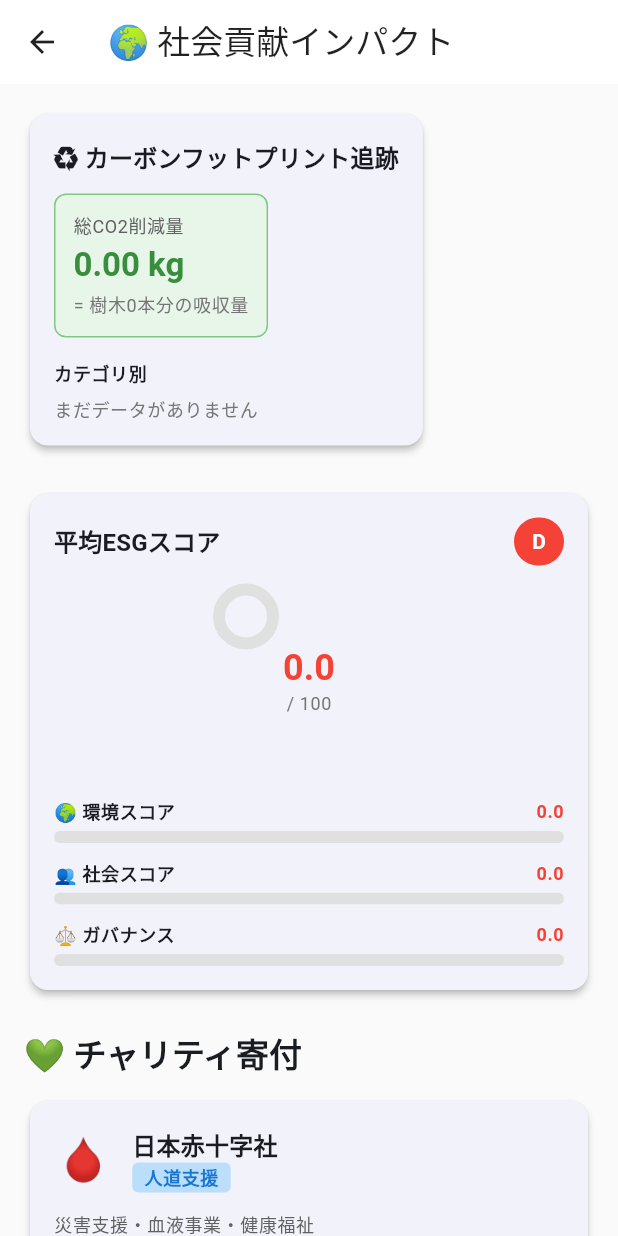
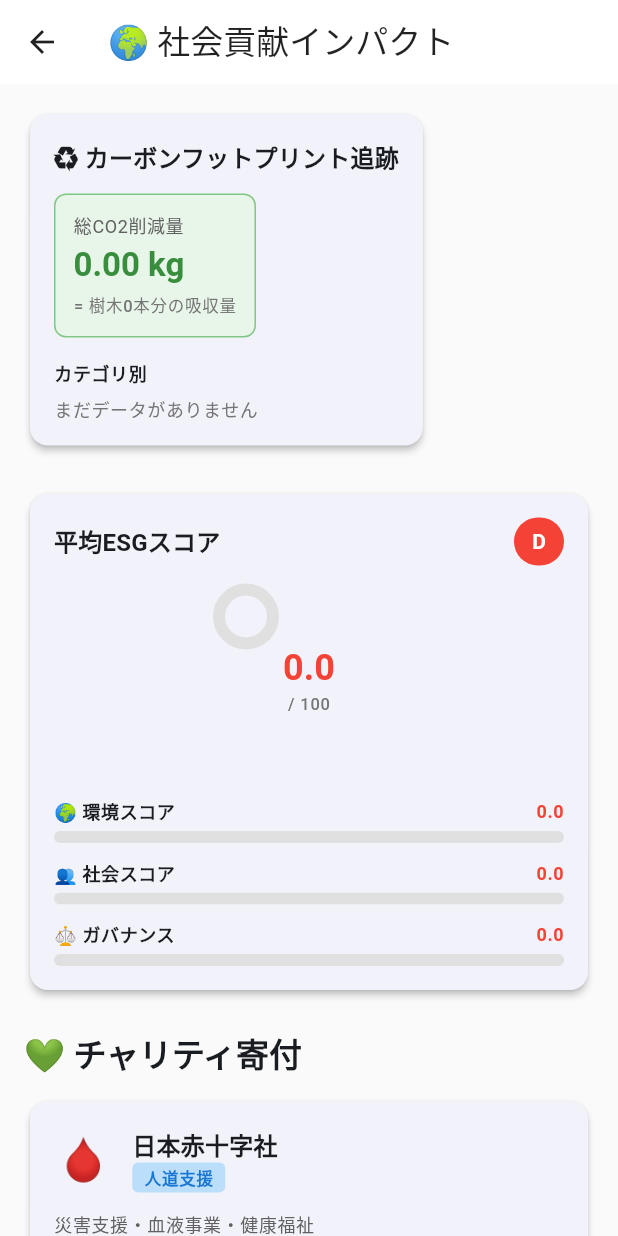
Before and after one commit to zka32101/kinnyu, a Flutter app: the SocialContributionPage screen opened directly with empty values, on a phone screen of 412 x 824 dp. Run offline on Flutter 3.47's test engine with Material 3 defaults, Android fonts, the phone set to English and light mode, and no system bars; our stand-ins replace cloud_firestore, firebase_analytics, firebase_auth, firebase_core, firebase_crashlytics, flutter_local_notifications and 7 more; missing offline and left inert: excel, home_widget, purchases_flutter; accounts and stored records are empty; network calls fail.

Commit message:
fix: Replace deprecated TextTheme.caption with labelSmall
Flutter 3.10+ removed the caption property from TextTheme.
Replace all occurrences with labelSmall for compatibility.

Fixes 15 Dart analysis errors related to undefined caption getter.

Co-Authored-By: Claude Haiku 4.5 <noreply@anthropic.com>
Claude-Session: https://claude.ai/code/session_01JkmgtKk8CUo8m1yPuFmumX

```diff
--- a/lib/features/dashboard/presentation/widgets/category_breakdown_card.dart
+++ b/lib/features/dashboard/presentation/widgets/category_breakdown_card.dart
@@ -136,7 +136,7 @@ class CategoryBreakdownCard extends StatelessWidget {
             const SizedBox(width: 8),
             Text(
               '${(percentage * 100).toStringAsFixed(0)}%',
-              style: theme.textTheme.caption?.copyWith(
+              style: theme.textTheme.labelSmall?.copyWith(
                 color: Colors.grey[600],
               ),
             ),
--- a/lib/features/dashboard/presentation/widgets/goals_progress_card.dart
+++ b/lib/features/dashboard/presentation/widgets/goals_progress_card.dart
@@ -80,7 +80,7 @@ class GoalsProgressCard extends StatelessWidget {
                   const SizedBox(height: 4),
                   Text(
                     '¥${goal.currentAmount} / ¥${goal.targetAmount}',
-                    style: theme.textTheme.caption?.copyWith(
+                    style: theme.textTheme.labelSmall?.copyWith(
                       color: Colors.grey[600],
                     ),
                   ),
--- a/lib/features/dashboard/presentation/widgets/monthly_summary_card.dart
+++ b/lib/features/dashboard/presentation/widgets/monthly_summary_card.dart
@@ -115,7 +115,7 @@ class MonthlySummaryCard extends StatelessWidget {
                   : savingsRate >= 0.10
                       ? '良好な貯蓄ペースです'
                       : '目標貯蓄率: 20%を目指そう',
-              style: theme.textTheme.caption?.copyWith(
+              style: theme.textTheme.labelSmall?.copyWith(
                 color: Colors.grey[600],
               ),
             ),
--- a/lib/features/dashboard/presentation/widgets/quick_actions_card.dart
+++ b/lib/features/dashboard/presentation/widgets/quick_actions_card.dart
@@ -110,7 +110,7 @@ class QuickActionsCard extends StatelessWidget {
               Text(
                 label,
                 textAlign: TextAlign.center,
-                style: theme.textTheme.caption?.copyWith(
+                style: theme.textTheme.labelSmall?.copyWith(
                   fontWeight: FontWeight.bold,
                   color: color,
                 ),
--- a/lib/features/dashboard/presentation/widgets/unified_metrics_card.dart
+++ b/lib/features/dashboard/presentation/widgets/unified_metrics_card.dart
@@ -117,7 +117,7 @@ class UnifiedMetricsCard extends ConsumerWidget {
               Expanded(
                 child: Text(
                   label,
-                  style: theme.textTheme.caption?.copyWith(
+                  style: theme.textTheme.labelSmall?.copyWith(
                     fontWeight: FontWeight.w500,
                     color: Colors.grey[700],
                   ),
@@ -137,7 +137,7 @@ class UnifiedMetricsCard extends ConsumerWidget {
               ),
               Text(
                 change,
-                style: theme.textTheme.caption?.copyWith(
+                style: theme.textTheme.labelSmall?.copyWith(
                   color: Colors.grey[600],
                   fontSize: 10,
                 ),
--- a/lib/features/home/presentation/widgets/dashboard_preview_card.dart
+++ b/lib/features/home/presentation/widgets/dashboard_preview_card.dart
@@ -72,7 +72,7 @@ class DashboardPreviewCard extends ConsumerWidget {
             const SizedBox(height: 12),
             Text(
               '家計全体の状況をまとめて確認しよう',
-              style: theme.textTheme.caption?.copyWith(
+              style: theme.textTheme.labelSmall?.copyWith(
                 color: Colors.teal[700],
               ),
             ),
@@ -105,7 +105,7 @@ class DashboardPreviewCard extends ConsumerWidget {
         const SizedBox(height: 2),
         Text(
           label,
-          style: theme.textTheme.caption?.copyWith(
+          style: theme.textTheme.labelSmall?.copyWith(
             fontSize: 10,
             color: Colors.teal[700],
           ),
--- a/lib/features/household/presentation/pages/social_contribution_page.dart
+++ b/lib/features/household/presentation/pages/social_contribution_page.dart
@@ -348,7 +348,7 @@ class _DonationDialogState extends ConsumerState<_DonationDialog> {
             ),
             child: Text(
               '💡 ${(_donationAmount * widget.charity.impactPerYen).toStringAsFixed(1)} ${widget.charity.impactDescription.split('\n')[1]}',
-              style: theme.textTheme.caption?.copyWith(
+              style: theme.textTheme.labelSmall?.copyWith(
                 color: Colors.orange[900],
               ),
             ),
--- a/lib/features/household/presentation/widgets/carbon_tracker_widget.dart
+++ b/lib/features/household/presentation/widgets/carbon_tracker_widget.dart
@@ -65,7 +65,7 @@ class CarbonTrackerWidget extends ConsumerWidget {
                       const SizedBox(height: 4),
                       Text(
                         '= 樹木${(totalCarbon / 20000).toInt()}本分の吸収量',
-                        style: theme.textTheme.caption?.copyWith(
+                        style: theme.textTheme.labelSmall?.copyWith(
                           color: Colors.grey[600],
                         ),
                       ),
--- a/lib/features/household/presentation/widgets/charity_card.dart
+++ b/lib/features/household/presentation/widgets/charity_card.dart
@@ -61,7 +61,7 @@ class CharityCard extends StatelessWidget {
                         ),
                         child: Text(
                           charity.category,
-                          style: theme.textTheme.caption?.copyWith(
+                          style: theme.textTheme.labelSmall?.copyWith(
                             color: Colors.blue[700],
                             fontWeight: FontWeight.bold,
                           ),
@@ -100,7 +100,7 @@ class CharityCard extends StatelessWidget {
                   Expanded(
                     child: Text(
                       charity.impactDescription,
-                      style: theme.textTheme.caption?.copyWith(
+                      style: theme.textTheme.labelSmall?.copyWith(
                         color: Colors.orange[900],
                         fontWeight: FontWeight.w500,
                       ),
--- a/lib/features/household/presentation/widgets/esg_score_card.dart
+++ b/lib/features/household/presentation/widgets/esg_score_card.dart
@@ -88,7 +88,7 @@ class ESGScoreCard extends StatelessWidget {
                               ),
                               Text(
                                 '/ 100',
-                                style: theme.textTheme.caption?.copyWith(
+                                style: theme.textTheme.labelSmall?.copyWith(
                                   color: Colors.grey[600],
                                 ),
                               ),
--- a/lib/features/household/presentation/widgets/family_mission_card.dart
+++ b/lib/features/household/presentation/widgets/family_mission_card.dart
@@ -288,7 +288,7 @@ class _StatItem extends StatelessWidget {
         ),
         Text(
           label,
-          style: Theme.of(context).textTheme.caption,
+          style: Theme.of(context).textTheme.labelSmall,
         ),
       ],
     );
--- a/lib/features/household/presentation/widgets/social_impact_dashboard_card.dart
+++ b/lib/features/household/presentation/widgets/social_impact_dashboard_card.dart
@@ -175,7 +175,7 @@ class SocialImpactDashboardCard extends ConsumerWidget {
           const SizedBox(height: 4),
           Text(
             subtitle,
-            style: theme.textTheme.caption?.copyWith(
+            style: theme.textTheme.labelSmall?.copyWith(
               color: Colors.grey[600],
             ),
             maxLines: 2,
--- a/lib/features/onboarding/presentation/pages/first_month_guide_page.dart
+++ b/lib/features/onboarding/presentation/pages/first_month_guide_page.dart
@@ -220,7 +220,7 @@ class FirstMonthGuidePage extends ConsumerWidget {
           const SizedBox(height: 8),
           Text(
             'すべてのチュートリアル動画を視聴すると、各ステップをより効果的に完了できます。',
-            style: theme.textTheme.caption?.copyWith(
+            style: theme.textTheme.labelSmall?.copyWith(
               color: Colors.amber[900],
               height: 1.4,
             ),
--- a/lib/features/onboarding/presentation/widgets/first_month_guide_card.dart
+++ b/lib/features/onboarding/presentation/widgets/first_month_guide_card.dart
@@ -107,7 +107,7 @@ class FirstMonthGuideCard extends ConsumerWidget {
                                       const SizedBox(width: 3),
                                       Text(
                                         tutorialWatched ? '視聴済' : '動画',
-                                        style: theme.textTheme.caption?.copyWith(
+                                        style: theme.textTheme.labelSmall?.copyWith(
                                           fontSize: 10,
                                           fontWeight: FontWeight.bold,
                                           color: tutorialWatched
--- a/lib/features/onboarding/presentation/widgets/tutorial_module.dart
+++ b/lib/features/onboarding/presentation/widgets/tutorial_module.dart
@@ -184,7 +184,7 @@ class _TutorialModuleState extends State<TutorialModule> {
                     const SizedBox(height: 8),
                     Text(
                       '時間: ${(widget.durationSeconds ~/ 60)}分',
-                      style: theme.textTheme.caption?.copyWith(
+                      style: theme.textTheme.labelSmall?.copyWith(
                         color: Colors.grey[600],
                       ),
                     ),
@@ -228,7 +228,7 @@ class _TutorialModuleState extends State<TutorialModule> {
                   Expanded(
                     child: Text(
                       'チュートリアルを視聴しました。次のステップに進む準備ができています！',
-                      style: theme.textTheme.caption?.copyWith(
+                      style: theme.textTheme.labelSmall?.copyWith(
                         color: Colors.green[700],
                         fontWeight: FontWeight.w500,
                       ),
```
